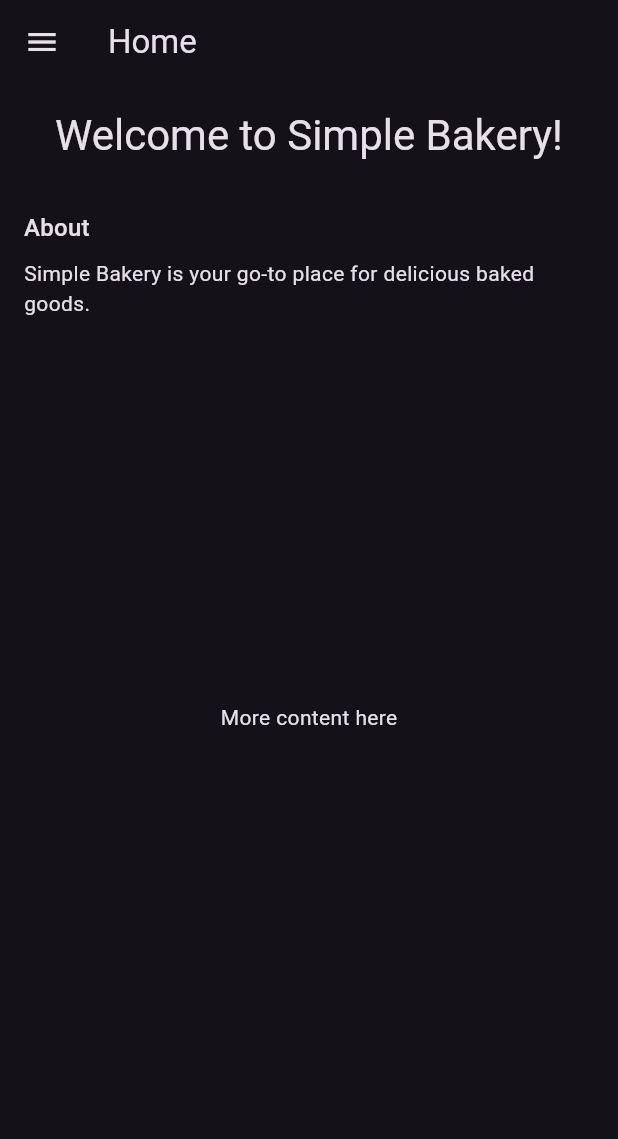
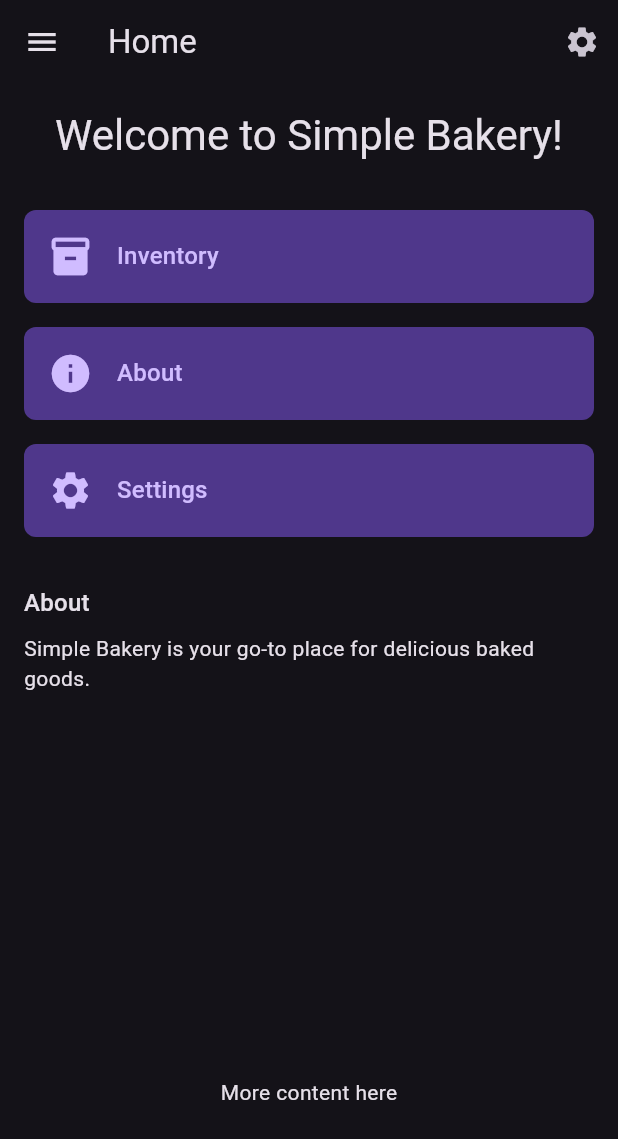
Before and after one commit to VoxMonstra/CSC-4610-Web-Warriors, a Flutter app: the screen it shows after launch, on a phone screen of 412 x 824 dp. Shown: the top 1139 px of the screen. Run offline on Flutter 3.47's test engine with Material 3 defaults, Android fonts, the phone set to English and light mode, and no system bars; our stand-ins replace google_fonts, shared_preferences; missing offline and left inert: mysql1.

Commit message:
feat: routing buttons on home screen. Overhauled look

```diff
--- a/src/lib/screens/home.dart
+++ b/src/lib/screens/home.dart
@@ -5,26 +5,66 @@ class HomePage extends StatelessWidget {
   @override
   Widget build(BuildContext context) {
     return Scaffold(
-      appBar: AppBar(title: Text('Home')),
+      appBar: AppBar(
+        title: Text('Home'),
+        actions: [
+          IconButton(
+            icon: Icon(Icons.settings),
+            onPressed: () {
+              Navigator.pushNamed(context, '/settings');
+            },
+          ),
+        ],
+      ),
       drawer: AppDrawer(currPage: Text('home')),
       body: SingleChildScrollView(
         child: Column(
           children: [
-            // Main content
             Padding(
               padding: EdgeInsets.all(16),
               child: Center(
                 child: Text(
                   'Welcome to Simple Bakery!',
-                  style: Theme.of(context).textTheme.headlineMedium, // Theme text
+                  style: Theme.of(context).textTheme.headlineMedium,
                 ),
               ),
             ),
-
-            // About section at the bottom
+            Padding(
+              padding: EdgeInsets.all(16),
+              child: Column(
+                children: [
+                  _buildNavigationBox(
+                    context,
+                    title: 'Inventory',
+                    icon: Icons.inventory,
+                    onTap: () {
+                      Navigator.pushNamed(context, '/inventory');
+                    },
+                  ),
+                  SizedBox(height: 16),
+                  _buildNavigationBox(
+                    context,
+                    title: 'About',
+                    icon: Icons.info,
+                    onTap: () {
+                      Navigator.pushNamed(context, '/about');
+                    },
+                  ),
+                  SizedBox(height: 16),
+                  _buildNavigationBox(
+                    context,
+                    title: 'Settings',
+                    icon: Icons.settings,
+                    onTap: () {
+                      Navigator.pushNamed(context, '/settings');
+                    },
+                  ),
+                ],
+              ),
+            ),
             Container(
               padding: EdgeInsets.all(16),
-              color: Theme.of(context).colorScheme.surface, // Adapts to the theme
+              color: Theme.of(context).colorScheme.surface,
               child: Column(
                 crossAxisAlignment: CrossAxisAlignment.start,
                 children: [
@@ -34,14 +74,49 @@ class HomePage extends StatelessWidget {
                   ),
                   SizedBox(height: 8),
                   Text(
-                    'Simple Bakery is your go-to place for delicious baked goods. ',
+                    'Simple Bakery is your go-to place for delicious baked goods.',
                     style: TextStyle(fontSize: 14),
                   ),
                 ],
               ),
             ),
-            //Add more content here in order to keep scrolling
-            SizedBox(height: 500, child: Center(child:Text('More content here')))
+            SizedBox(
+              height: 500,
+              child: Center(
+                child: Text('More content here'),
+              ),
+            ),
+          ],
+        ),
+      ),
+    );
+  }
+
+  Widget _buildNavigationBox(
+    BuildContext context, {
+    required String title,
+    required IconData icon,
+    required VoidCallback onTap,
+  }) {
+    return GestureDetector(
+      onTap: onTap,
+      child: Container(
+        width: double.infinity,
+        padding: EdgeInsets.all(16),
+        decoration: BoxDecoration(
+          color: Theme.of(context).colorScheme.primaryContainer,
+          borderRadius: BorderRadius.circular(8),
+        ),
+        child: Row(
+          children: [
+            Icon(icon, size: 30, color: Theme.of(context).colorScheme.primary),
+            SizedBox(width: 16),
+            Text(
+              title,
+              style: Theme.of(context).textTheme.titleMedium?.copyWith(
+                    color: Theme.of(context).colorScheme.primary,
+                  ),
+            ),
           ],
         ),
       ),
```
